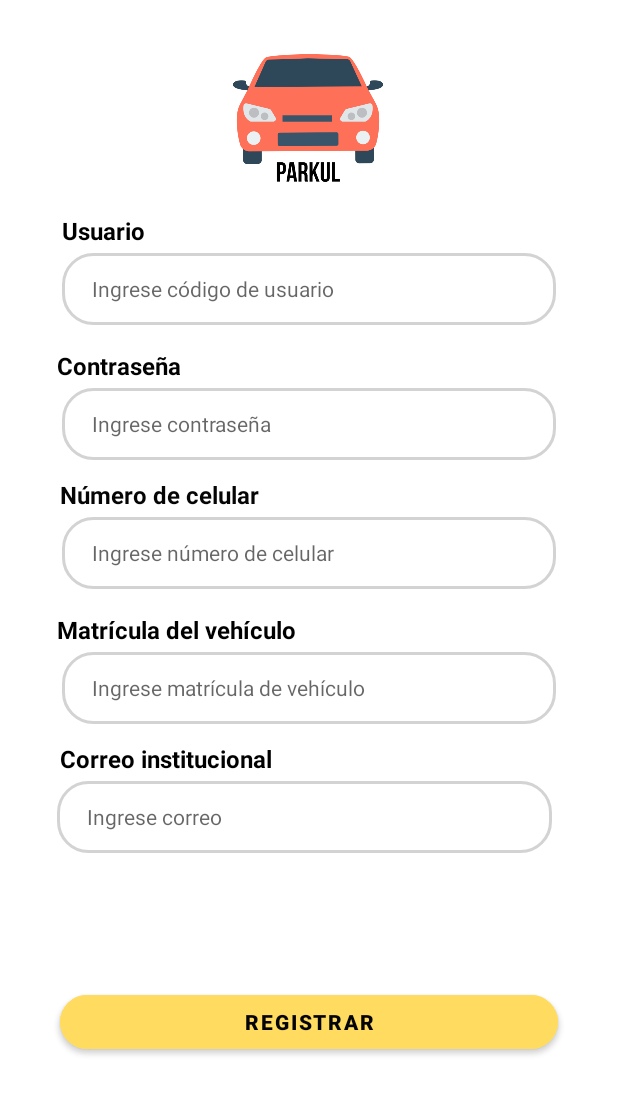
After one commit to piero0090/PrograMovilFinal, an Android app: the RegistroActivity screen opened directly, with no data from a screen before it, on a phone screen of 412 x 824 dp. The commit adds this screen. Shown: the top 1094 px of the screen. Run offline under Robolectric (Android 15) with nearby library versions, the phone set to English and light mode, and no system bars.

Commit message:
Registro pantalla I

```diff
--- a/app/src/main/AndroidManifest.xml
+++ b/app/src/main/AndroidManifest.xml
@@ -14,9 +14,13 @@
         android:theme="@style/Theme.PrograMovilFinal"
         tools:targetApi="31">
         <activity
+            android:name=".RegistroActivity"
+            android:theme="@style/Theme.PrograMovilFinal22"
+            android:exported="false" />
+        <activity
             android:name=".LoginActivity"
-            android:theme="@style/Theme.PrograMovilFinal22"
-            android:exported="true">
+            android:exported="true"
+            android:theme="@style/Theme.PrograMovilFinal22">
             <intent-filter>
                 <action android:name="android.intent.action.MAIN" />
 
@@ -27,9 +31,7 @@
             android:name=".MainActivity"
             android:exported="true"
             android:label="@string/app_name"
-            android:theme="@style/Theme.PrograMovilFinal.NoActionBar">
-
-        </activity>
+            android:theme="@style/Theme.PrograMovilFinal.NoActionBar"></activity>
     </application>
 
 </manifest>
--- a/app/src/main/java/com/example/programovilfinal/LoginActivity.kt
+++ b/app/src/main/java/com/example/programovilfinal/LoginActivity.kt
@@ -4,6 +4,7 @@ import android.content.Intent
 import androidx.appcompat.app.AppCompatActivity
 import android.os.Bundle
 import android.widget.Button
+import android.widget.TextView
 
 class LoginActivity : AppCompatActivity() {
     override fun onCreate(savedInstanceState: Bundle?) {
@@ -11,9 +12,15 @@ class LoginActivity : AppCompatActivity() {
         setContentView(R.layout.activity_login)
 
         val btniniciosesion = findViewById<Button>(R.id.btnInicioSesion)
+        val txtvRegistro = findViewById<TextView>(R.id.tvRegistrate)
 
         btniniciosesion.setOnClickListener {
             val intent = Intent(this,MainActivity::class.java)
+            startActivity(intent)
+        }
+
+        txtvRegistro.setOnClickListener {
+            val intent = Intent(this,RegistroActivity::class.java)
             startActivity(intent)
         }
     }
--- /dev/null
+++ b/app/src/main/java/com/example/programovilfinal/RegistroActivity.kt
@@ -0,0 +1,11 @@
+package com.example.programovilfinal
+
+import androidx.appcompat.app.AppCompatActivity
+import android.os.Bundle
+
+class RegistroActivity : AppCompatActivity() {
+    override fun onCreate(savedInstanceState: Bundle?) {
+        super.onCreate(savedInstanceState)
+        setContentView(R.layout.activity_registro)
+    }
+}
--- a/app/src/main/res/layout/activity_login.xml
+++ b/app/src/main/res/layout/activity_login.xml
@@ -125,8 +125,24 @@
         android:textColor="#6A6767"
         app:layout_constraintBottom_toBottomOf="parent"
         app:layout_constraintEnd_toEndOf="parent"
+        app:layout_constraintHorizontal_bias="0.363"
         app:layout_constraintStart_toStartOf="parent"
         app:layout_constraintTop_toBottomOf="@+id/btnInicioSesion"
-        app:layout_constraintVertical_bias="1.0" />
+        app:layout_constraintVertical_bias="0.978" />
+
+    <TextView
+        android:id="@+id/tvRegistrate"
+        android:layout_width="wrap_content"
+        android:layout_height="wrap_content"
+        android:layout_marginBottom="56dp"
+        android:text="REGISTRATE"
+        android:textColor="#FF6D1C"
+        android:textStyle="bold"
+        app:layout_constraintBottom_toBottomOf="parent"
+        app:layout_constraintEnd_toEndOf="parent"
+        app:layout_constraintHorizontal_bias="0.111"
+        app:layout_constraintStart_toEndOf="@+id/textView16"
+        app:layout_constraintTop_toBottomOf="@+id/btnInicioSesion"
+        app:layout_constraintVertical_bias="0.956" />
 
 </androidx.constraintlayout.widget.ConstraintLayout>
--- /dev/null
+++ b/app/src/main/res/layout/activity_registro.xml
@@ -0,0 +1,220 @@
+<?xml version="1.0" encoding="utf-8"?>
+<androidx.constraintlayout.widget.ConstraintLayout xmlns:android="http://schemas.android.com/apk/res/android"
+    xmlns:app="http://schemas.android.com/apk/res-auto"
+    xmlns:tools="http://schemas.android.com/tools"
+    android:layout_width="match_parent"
+    android:layout_height="match_parent"
+    tools:context=".RegistroActivity">
+
+    <ImageView
+        android:id="@+id/imageView4"
+        android:layout_width="100dp"
+        android:layout_height="100dp"
+        app:layout_constraintBottom_toBottomOf="parent"
+        app:layout_constraintEnd_toEndOf="parent"
+        app:layout_constraintHorizontal_bias="0.498"
+        app:layout_constraintStart_toStartOf="parent"
+        app:layout_constraintTop_toTopOf="parent"
+        app:layout_constraintVertical_bias="0.031"
+        app:srcCompat="@drawable/car3" />
+
+    <TextView
+        android:id="@+id/textView13"
+        android:layout_width="wrap_content"
+        android:layout_height="wrap_content"
+        android:layout_marginTop="20dp"
+        android:text="Usuario"
+        android:textColor="#000000"
+        android:textSize="16sp"
+        android:textStyle="bold"
+        app:layout_constraintEnd_toEndOf="parent"
+        app:layout_constraintHorizontal_bias="0.115"
+        app:layout_constraintStart_toStartOf="parent"
+        app:layout_constraintTop_toBottomOf="@+id/imageView4" />
+
+    <EditText
+        android:id="@+id/editTextTextPersonName4"
+        android:layout_width="0dp"
+        android:layout_height="wrap_content"
+        android:layout_marginStart="80dp"
+        android:layout_marginTop="4dp"
+        android:layout_marginEnd="80dp"
+        android:background="@drawable/button_bg"
+        android:ems="10"
+        android:hint="Ingrese código de usuario"
+        android:inputType="number"
+        android:minHeight="48dp"
+        android:paddingLeft="20dp"
+        android:paddingTop="10dp"
+        android:paddingBottom="10dp"
+        android:textColor="#0E0E0E"
+        android:textSize="14sp"
+        app:layout_constraintEnd_toEndOf="parent"
+        app:layout_constraintStart_toStartOf="parent"
+        app:layout_constraintTop_toBottomOf="@+id/textView13"
+        app:layout_constraintWidth_percent=".8" />
+
+    <TextView
+        android:id="@+id/textView17"
+        android:layout_width="wrap_content"
+        android:layout_height="wrap_content"
+        android:layout_marginTop="16dp"
+        android:text="Contraseña"
+        android:textColor="#020202"
+        android:textSize="16sp"
+        android:textStyle="bold"
+        app:layout_constraintEnd_toEndOf="parent"
+        app:layout_constraintHorizontal_bias="0.115"
+        app:layout_constraintStart_toStartOf="parent"
+        app:layout_constraintTop_toBottomOf="@+id/editTextTextPersonName4" />
+
+    <EditText
+        android:id="@+id/editTextTextPersonName5"
+        android:layout_width="0dp"
+        android:layout_height="wrap_content"
+        android:layout_marginStart="80dp"
+        android:layout_marginTop="4dp"
+        android:layout_marginEnd="80dp"
+        android:background="@drawable/button_bg"
+        android:ems="10"
+        android:hint="Ingrese contraseña"
+        android:inputType="textPersonName"
+        android:minHeight="48dp"
+        android:paddingLeft="20dp"
+        android:paddingTop="10dp"
+        android:paddingBottom="10dp"
+        android:textColor="#0E0E0E"
+        android:textSize="14sp"
+        app:layout_constraintEnd_toEndOf="parent"
+        app:layout_constraintStart_toStartOf="parent"
+        app:layout_constraintTop_toBottomOf="@+id/textView17"
+        app:layout_constraintWidth_percent=".8" />
+
+    <TextView
+        android:id="@+id/textView18"
+        android:layout_width="wrap_content"
+        android:layout_height="wrap_content"
+        android:layout_marginTop="12dp"
+        android:text="Número de celular"
+        android:textColor="#050505"
+        android:textSize="16sp"
+        android:textStyle="bold"
+        app:layout_constraintEnd_toEndOf="parent"
+        app:layout_constraintHorizontal_bias="0.143"
+        app:layout_constraintStart_toStartOf="parent"
+        app:layout_constraintTop_toBottomOf="@+id/editTextTextPersonName5" />
+
+    <EditText
+        android:id="@+id/editTextPhone"
+        android:layout_width="0dp"
+        android:layout_height="wrap_content"
+        android:layout_marginStart="80dp"
+        android:layout_marginTop="4dp"
+        android:layout_marginEnd="80dp"
+        android:background="@drawable/button_bg"
+        android:ems="10"
+        android:hint="Ingrese número de celular"
+        android:inputType="phone"
+        android:minHeight="48dp"
+        android:paddingLeft="20dp"
+        android:paddingTop="10dp"
+        android:paddingBottom="10dp"
+        android:textColor="#0E0E0E"
+        android:textSize="14sp"
+        app:layout_constraintEnd_toEndOf="parent"
+        app:layout_constraintStart_toStartOf="parent"
+        app:layout_constraintTop_toBottomOf="@+id/textView18"
+        app:layout_constraintWidth_percent=".8" />
+
+    <TextView
+        android:id="@+id/textView19"
+        android:layout_width="wrap_content"
+        android:layout_height="wrap_content"
+        android:layout_marginTop="16dp"
+        android:text="Matrícula del vehículo"
+        android:textColor="#000000"
+        android:textSize="16sp"
+        android:textStyle="bold"
+        app:layout_constraintEnd_toEndOf="parent"
+        app:layout_constraintHorizontal_bias="0.15"
+        app:layout_constraintStart_toStartOf="parent"
+        app:layout_constraintTop_toBottomOf="@+id/editTextPhone" />
+
+    <EditText
+        android:id="@+id/editTextTextPersonName6"
+        android:layout_width="0dp"
+        android:layout_height="wrap_content"
+        android:layout_marginStart="80dp"
+        android:layout_marginTop="4dp"
+        android:layout_marginEnd="80dp"
+        android:background="@drawable/button_bg"
+        android:ems="10"
+        android:hint="Ingrese matrícula de vehículo"
+        android:inputType="textPersonName"
+        android:minHeight="48dp"
+        android:paddingLeft="20dp"
+        android:paddingTop="10dp"
+        android:paddingBottom="10dp"
+        android:textColor="#0E0E0E"
+        android:textSize="14sp"
+        app:layout_constraintEnd_toEndOf="parent"
+        app:layout_constraintStart_toStartOf="parent"
+        app:layout_constraintTop_toBottomOf="@+id/textView19"
+        app:layout_constraintWidth_percent=".8" />
+
+    <TextView
+        android:id="@+id/textView21"
+        android:layout_width="wrap_content"
+        android:layout_height="wrap_content"
+        android:layout_marginTop="12dp"
+        android:text="Correo institucional"
+        android:textColor="#000000"
+        android:textSize="16sp"
+        android:textStyle="bold"
+        app:layout_constraintEnd_toEndOf="parent"
+        app:layout_constraintHorizontal_bias="0.148"
+        app:layout_constraintStart_toStartOf="parent"
+        app:layout_constraintTop_toBottomOf="@+id/editTextTextPersonName6" />
+
+    <EditText
+        android:id="@+id/editTextTextEmailAddress"
+        android:layout_width="0dp"
+        android:layout_height="wrap_content"
+        android:layout_marginStart="80dp"
+        android:layout_marginTop="4dp"
+        android:layout_marginEnd="80dp"
+        android:background="@drawable/button_bg"
+        android:ems="10"
+        android:hint="Ingrese correo"
+        android:inputType="textEmailAddress"
+        android:minHeight="48dp"
+        android:paddingLeft="20dp"
+        android:paddingTop="10dp"
+        android:paddingBottom="10dp"
+        android:textColor="#0E0E0E"
+        android:textSize="14sp"
+        app:layout_constraintEnd_toEndOf="parent"
+        app:layout_constraintHorizontal_bias="0.538"
+        app:layout_constraintStart_toStartOf="parent"
+        app:layout_constraintTop_toBottomOf="@+id/textView21"
+        app:layout_constraintWidth_percent=".8" />
+
+    <Button
+        android:id="@+id/button2"
+        android:layout_width="0dp"
+        android:layout_height="wrap_content"
+        android:layout_marginStart="40dp"
+        android:layout_marginEnd="40dp"
+        android:backgroundTint="#FFDC60"
+        android:text="Registrar"
+        android:textColor="#040404"
+        android:textStyle="bold"
+        app:cornerRadius="20dp"
+        app:layout_constraintBottom_toBottomOf="parent"
+        app:layout_constraintEnd_toEndOf="parent"
+        app:layout_constraintHorizontal_bias="1.0"
+        app:layout_constraintStart_toStartOf="parent"
+        app:layout_constraintTop_toBottomOf="@+id/editTextTextEmailAddress"
+        app:layout_constraintVertical_bias="0.428" />
+
+</androidx.constraintlayout.widget.ConstraintLayout>
```
